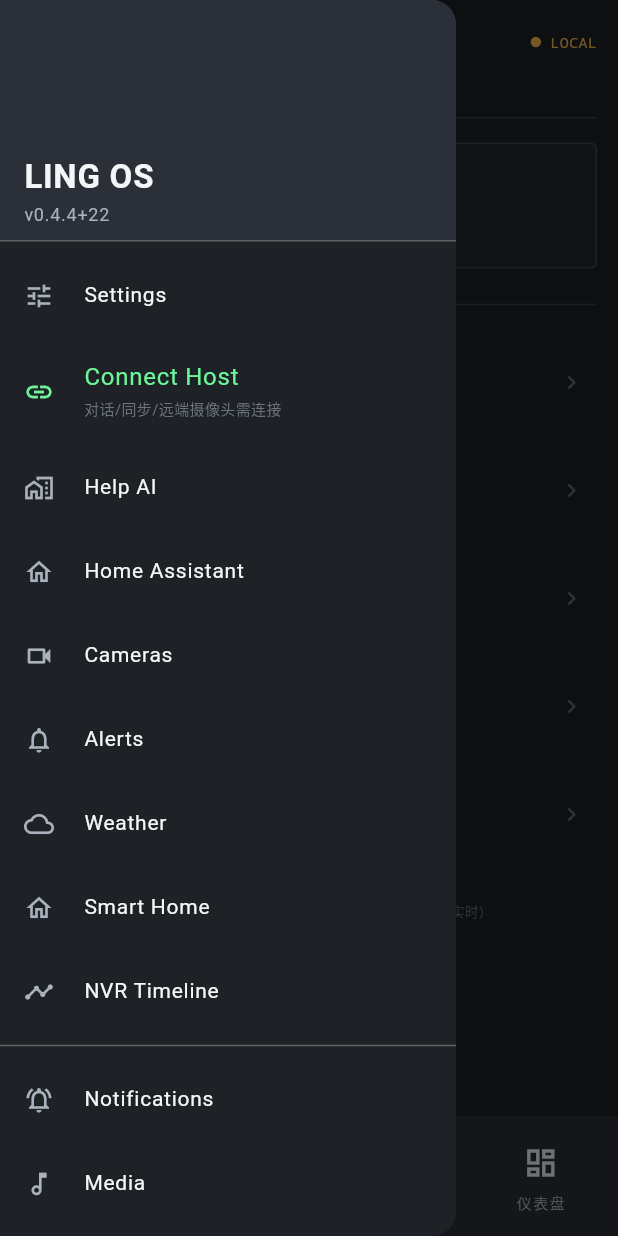
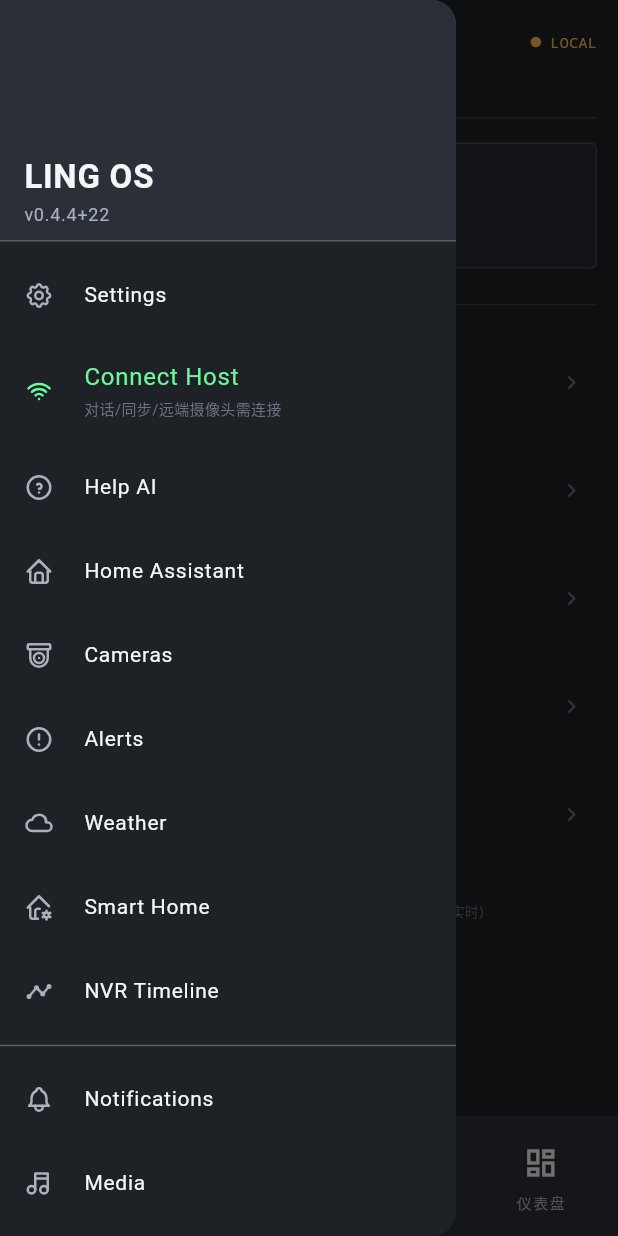
Before and after one commit to linp5200/LINGOS-APP, a Flutter app: the HomeShell screen opened directly, after a tap on the "menu" icon, on a phone screen of 412 x 824 dp. Run offline on Flutter 3.47's test engine with Material 3 defaults, Android fonts, the phone set to English and light mode, and no system bars; our stand-ins replace audioplayers, dio, flutter_local_notifications, flutter_riverpod, flutter_secure_storage, flutter_tabler_icons and 5 more; missing offline and left inert: record, shizuku_api; accounts and stored records are empty.

Commit message:
0.5.1 图标体系接入（Tabler · 先生定稿）
【新增】lib/core/icons/lingos_icon.dart
- 图标库 flutter_tabler_icons ^1.43.0（Tabler v3.31.0，SDK <4.0.0 支持 Dart3）
- LingIcons：基础图形 9 项（上传/下载/同步/连接/信号/蓝牙/主机/内部服务/AI）
- 状态变体用库原生（wifi_off/bluetooth_x/server_off/antenna_bars_off）——不叠加
- LingIcon：基础+角标叠加
  · 左上 H/S/AI · 右上 W · 右下 I/⇅/!/?/E（E 红 #E5484D 恒最末）
- signalLevel(1~5) 信号阶梯 · LingStatusIcon 连接状态
- 抽屉 13 项图标替换为 Tabler

【说明】启动动画未接入（先生：需后续当面看效果）

验证：dart 静态校验 56/56 ✓

```diff
--- /dev/null
+++ b/lib/core/icons/lingos_icon.dart
@@ -0,0 +1,218 @@
+/// LING OS 图标体系（先生 2026-09-12 定稿）
+///
+/// 设计依据（先生手稿三张 + 线上逐轮校对）：
+///   · 图标库 **Tabler**（MIT · 5000+ · stroke2）
+///   · **库有原生变体就不叠加**（wifi-off / bluetooth-x / server-off…）
+///   · 基础图形 + 角标（Flutter Badge 式叠加）
+///   · 角标：左上 H(本地)/S(服务端)/AI · 右上 W(互联网通讯)
+///          右下 I(互联网连接) / ⇅(同步中) / E(错误·红·**恒最末**)
+///   · 尺寸：图标区正方形 52 基准 · 角标字号 22 字重 800
+///   · E 色 #E5484D；除 E 外全部黑白灰
+///   · 冲突=alert-circle · 未知=help-circle · 选择提示符已取消
+library;
+
+import 'package:flutter/material.dart';
+import 'package:flutter_tabler_icons/flutter_tabler_icons.dart';
+
+/// 转发导出：引用本文件即可使用 TablerIcons.*（避免各处重复 import）
+export 'package:flutter_tabler_icons/flutter_tabler_icons.dart' show TablerIcons;
+
+/// 角标错误色（先生定稿）
+const Color kLingErrorColor = Color(0xFFE5484D);
+
+// ============================================================
+// 1. 基础图形（Tabler 原生）
+// ============================================================
+class LingIcons {
+  LingIcons._();
+
+  // —— 基础图形 ——
+  static const IconData upload = TablerIcons.arrow_up;
+  static const IconData download = TablerIcons.arrow_down;
+  static const IconData sync = TablerIcons.arrows_up_down;
+  static const IconData connect = TablerIcons.wifi;
+  static const IconData signal = TablerIcons.antenna_bars_3;
+  static const IconData bluetooth = TablerIcons.bluetooth;
+  static const IconData host = TablerIcons.server_2;
+  static const IconData internalService = TablerIcons.settings;   // 内部服务
+  static const IconData ai = TablerIcons.sparkles;                 // AI ✨
+  static const IconData device = TablerIcons.cpu;
+
+  // —— 状态变体（库原生，**不叠加**）——
+  static const IconData connectOff = TablerIcons.wifi_off;
+  static const IconData bluetoothOff = TablerIcons.bluetooth_off;
+  static const IconData bluetoothUnavailable = TablerIcons.bluetooth_x;
+  static const IconData bluetoothConnected = TablerIcons.bluetooth_connected;
+  static const IconData hostOff = TablerIcons.server_off;
+  static const IconData worldOff = TablerIcons.world_off;
+  static const IconData routerOff = TablerIcons.router_off;
+  static const IconData cloudOff = TablerIcons.cloud_off;
+  static const IconData plugOff = TablerIcons.plug_off;
+
+  /// 信号强度（1~5 档，0 = 无信号）
+  static IconData signalLevel(int level) {
+    switch (level) {
+      case 1: return TablerIcons.antenna_bars_1;
+      case 2: return TablerIcons.antenna_bars_2;
+      case 3: return TablerIcons.antenna_bars_3;
+      case 4: return TablerIcons.antenna_bars_4;
+      case 5: return TablerIcons.antenna_bars_5;
+      default: return TablerIcons.antenna_bars_off;
+    }
+  }
+
+  // —— 语义标记 ——
+  static const IconData conflict = TablerIcons.alert_circle;
+  static const IconData warning = TablerIcons.alert_triangle;
+  static const IconData unknown = TablerIcons.help_circle;
+}
+
+// ============================================================
+// 2. 角标系统
+// ============================================================
+
+/// 域（左上角标）
+enum LingScope {
+  none,     // 无
+  host,     // H —— 本地
+  server,   // S —— 服务端（主机端）
+}
+
+/// 状态角标（右下）
+enum LingStatus {
+  none,
+  internet,   // I —— 以互联网形式连接
+  syncing,    // ⇅ —— 正在与主机同步
+  conflict,   // ! —— 冲突
+  unknown,    // ? —— 未知
+  error,      // E —— 错误（红，**恒最末**）
+}
+
+/// 完整图标：基础图形 + 角标叠加
+class LingIcon extends StatelessWidget {
+  const LingIcon(
+    this.icon, {
+    super.key,
+    this.size = 24,
+    this.color,
+    this.scope = LingScope.none,
+    this.ai = false,
+    this.wan = false,            // 右上 W
+    this.status = LingStatus.none,
+    this.badgeScale = 0.82,      // 角标字号 / 图标尺寸（先生：字号22 / 图标52 ≈ 0.42）
+  });
+
+  final IconData icon;
+  final double size;
+  final Color? color;
+  final LingScope scope;
+  final bool ai;                // AI 角标（与 H/S 并列）
+  final bool wan;               // W 右上
+  final LingStatus status;
+  final double badgeScale;
+
+  @override
+  Widget build(BuildContext context) {
+    final c = color ?? const Color(0xFFE8EAED);
+    // 角标字号（先生：图标 52 → 角标 22，即 0.42；此处按比例适配小图标）
+    final fs = (size * badgeScale * 0.52).clamp(8.0, 22.0);
+    final fw = FontWeight.w800;
+
+    Widget badge(String text, {bool red = false}) => Text(
+          text,
+          style: TextStyle(
+            fontSize: fs,
+            fontWeight: fw,
+            fontFamily: 'monospace',
+            height: 1.0,
+            color: red ? kLingErrorColor : c,
+          ),
+        );
+
+    // 左上：H / S +（可选）AI
+    final tlText = [
+      if (scope == LingScope.host) 'H',
+      if (scope == LingScope.server) 'S',
+      if (ai) 'AI',
+    ].join();
+
+    // 右下：状态（E 恒最末）
+    String brText = '';
+    bool brRed = false;
+    switch (status) {
+      case LingStatus.internet: brText = 'I'; break;
+      case LingStatus.syncing: brText = '⇅'; break;
+      case LingStatus.conflict: brText = '!'; break;
+      case LingStatus.unknown: brText = '?'; break;
+      case LingStatus.error: brText = 'E'; brRed = true; break;
+      case LingStatus.none: break;
+    }
+
+    return SizedBox(
+      width: size,
+      height: size,
+      child: Stack(
+        clipBehavior: Clip.none,
+        children: [
+          Center(child: Icon(icon, size: size, color: c)),
+          if (tlText.isNotEmpty)
+            Positioned(left: -fs * 0.35, top: -fs * 0.3, child: badge(tlText)),
+          if (wan)
+            Positioned(right: -fs * 0.4, top: -fs * 0.3, child: badge('W')),
+          if (brText.isNotEmpty)
+            Positioned(right: -fs * 0.4, bottom: -fs * 0.35, child: badge(brText, red: brRed)),
+        ],
+      ),
+    );
+  }
+}
+
+// ============================================================
+// 3. 时长/PING 指示（启动动画的静态版 —— 先生动画待定稿）
+// ============================================================
+/// 静态「同步」图标（动画版待先生确认效果后接入）
+class LingSyncIndicator extends StatelessWidget {
+  const LingSyncIndicator({super.key, this.size = 24, this.color, this.active = false});
+
+  final double size;
+  final Color? color;
+  final bool active;
+
+  @override
+  Widget build(BuildContext context) {
+    return LingIcon(LingIcons.sync,
+        size: size, color: color, status: active ? LingStatus.syncing : LingStatus.none);
+  }
+}
+
+// ============================================================
+// 4. 常用组合（业务语义 → 图标）
+// ============================================================
+class LingStatusIcon extends StatelessWidget {
+  const LingStatusIcon({
+    super.key,
+    required this.connected,
+    this.syncing = false,
+    this.error = false,
+    this.isServer = false,
+    this.size = 20,
+  });
+
+  final bool connected;
+  final bool syncing;
+  final bool error;
+  final bool isServer;
+  final double size;
+
+  @override
+  Widget build(BuildContext context) {
+    return LingIcon(
+      connected ? LingIcons.connect : LingIcons.connectOff,
+      size: size,
+      scope: isServer ? LingScope.server : LingScope.host,
+      status: error
+          ? LingStatus.error
+          : (syncing ? LingStatus.syncing : LingStatus.none),
+    );
+  }
+}
--- a/lib/features/home/home_shell.dart
+++ b/lib/features/home/home_shell.dart
@@ -7,6 +7,7 @@
 import '../../core/providers.dart';
 import '../../core/app_info.dart';
 import '../../core/i18n/app_i18n.dart';
+import '../../core/icons/lingos_icon.dart';
 import '../../core/logging/app_logger.dart';
 import '../../core/storage/app_store.dart';
 import '../../core/theme/app_theme.dart';
@@ -199,35 +200,37 @@
             ),
           ),
           // 【0.1.9】设置统一入口（原 AI 配置改名——内部区块不变）
-          _item(context, Icons.tune, trCtx(context, 'settings'), const AiConfigScreen()),
+          _item(context, LingIcons.internalService, trCtx(context, 'settings'), const AiConfigScreen()),
           // 【0.4.3】主机连接（本地模式——需连主机时主动进入）
           ListTile(
-            leading: const Icon(Icons.link, size: 20, color: AppColors.brandGreen),
-            title: Text(trCtx(context, 'connect_host'), style: TextStyle(color: AppColors.brandGreen)),
+            leading: const LingIcon(LingIcons.connect, size: 20, color: AppColors.brandGreen),
+            title: Text(trCtx(context, 'connect_host'),
+                style: const TextStyle(color: AppColors.brandGreen)),
             subtitle: const Text('对话/同步/远端摄像头需连接', style: TextStyle(fontSize: 10, color: AppColors.dim)),
             onTap: _goConnect,
           ),
           // 【0.2.1 B1 改名】Help AI（帮助档案——原 HA 面板）
-          _item(context, Icons.home_work_outlined, trCtx(context, 'nav_help_ai'), const HaScreen()),
+          _item(context, TablerIcons.help_circle, trCtx(context, 'nav_help_ai'), const HaScreen()),
           // 【0.2.1 #11 C2】Home Assistant 独立入口（智能家居——不藏 AI 配置里）
-          _item(context, Icons.home_outlined, trCtx(context, 'nav_ha'), const HaControlScreen()),
+          _item(context, TablerIcons.home, trCtx(context, 'nav_ha'), const HaControlScreen()),
           // 【0.2.2 vision】摄像头独立入口（预览/检测/OCR）
-          _item(context, Icons.videocam_outlined, trCtx(context, 'nav_vision'), const VisionScreen()),
-          _item(context, Icons.notifications_outlined, trCtx(context, 'nav_alert'), const AlertsScreen()),
+          _item(context, TablerIcons.device_cctv, trCtx(context, 'nav_vision'), const VisionScreen()),
+          _item(context, LingIcons.conflict, trCtx(context, 'nav_alert'), const AlertsScreen()),
           // 【0.4.4】天气独立入口（服务端 weather_current/forecast 已有，App 此前缺屏）
-          _item(context, Icons.wb_cloudy_outlined, trCtx(context, 'nav_weather'), const WeatherScreen()),
+          _item(context, TablerIcons.cloud, trCtx(context, 'nav_weather'), const WeatherScreen()),
           // 【0.5.1】批次2~5 新功能（先生 2026-09-12）
-          _item(context, Icons.home_outlined, trCtx(context, 'nav_home'), const HomeExtScreen()),
-          _item(context, Icons.timeline_outlined, trCtx(context, 'nav_timeline'), const TimelineScreen()),
+          _item(context, TablerIcons.home_cog, trCtx(context, 'nav_home'), const HomeExtScreen()),
+          _item(context, TablerIcons.timeline, trCtx(context, 'nav_timeline'), const TimelineScreen()),
           const Divider(color: AppColors.divider),
-          _item(context, Icons.notifications_active_outlined, trCtx(context, 'nav_notify'), const NotifyCenterScreen()),
-          _item(context, Icons.music_note_outlined, trCtx(context, 'nav_media'), const MediaScreen()),
-          _item(context, Icons.menu_book_outlined, trCtx(context, 'nav_kb'), const KbScreen()),
-          _item(context, Icons.toggle_on_outlined, trCtx(context, 'nav_options'), const OptionsScreen()),
+          _item(context, TablerIcons.bell, trCtx(context, 'nav_notify'), const NotifyCenterScreen()),
+          _item(context, TablerIcons.music, trCtx(context, 'nav_media'), const MediaScreen()),
+          _item(context, TablerIcons.book, trCtx(context, 'nav_kb'), const KbScreen()),
+          _item(context, TablerIcons.adjustments, trCtx(context, 'nav_options'), const OptionsScreen()),
           const Divider(color: AppColors.divider),
           ListTile(
             leading: const Icon(Icons.logout, size: 20, color: AppColors.brandRed),
-            title: Text(trCtx(context, 'disconnect'), style: TextStyle(color: AppColors.brandRed)),
+            title: Text(trCtx(context, 'disconnect'),
+                style: const TextStyle(color: AppColors.brandRed)),
             onTap: () {
               ref.read(connectionProvider).disconnect();
               Navigator.of(context).popUntil((r) => r.isFirst);
--- a/pubspec.yaml
+++ b/pubspec.yaml
@@ -1,7 +1,7 @@
 name: lingos_app
 description: "LING OS App - Flutter 重写版（协议 v3）"
 publish_to: 'none'
-version: 0.5.1+23  # App 0.5.1（可选项+6屏+中英双语基础设施）
+version: 0.5.1+24  # App 0.5.1（i18n + Tabler 图标体系）
 
 environment:
   sdk: '>=3.4.0 <4.0.0'
@@ -20,6 +20,7 @@
   shared_preferences: ^2.2.3
   flutter_local_notifications: ^17.2.2
   flutter_secure_storage: ^9.2.2
+  flutter_tabler_icons: ^1.43.0     # 【0.5.1】图标体系（先生定稿：Tabler）
   permission_handler: ^11.3.1 # 【A4修复】真实 Android 授权
   shizuku_api: ^1.2.2 # 【A5】Shizuku 特权——AI 经 adb 执行命令
   record: ^6.1.1 # 【0.2.0】语音——录音（STT 输入）——兼容 Flutter ≥3.24
```
Also changed, not shown: 1 other file.
